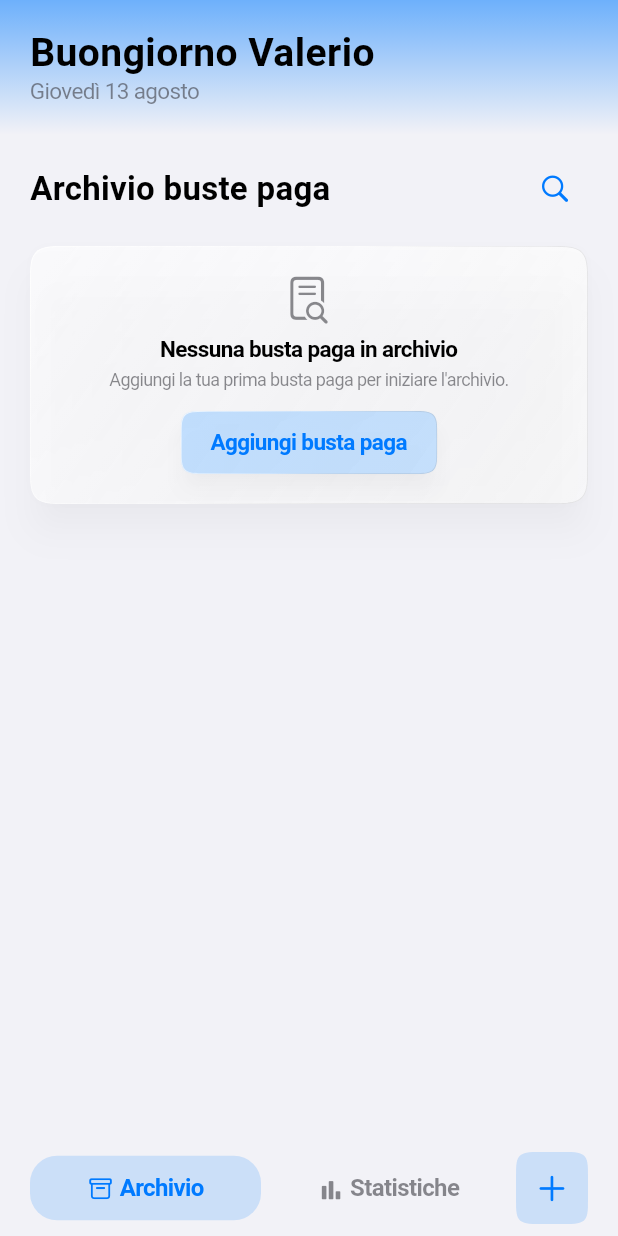
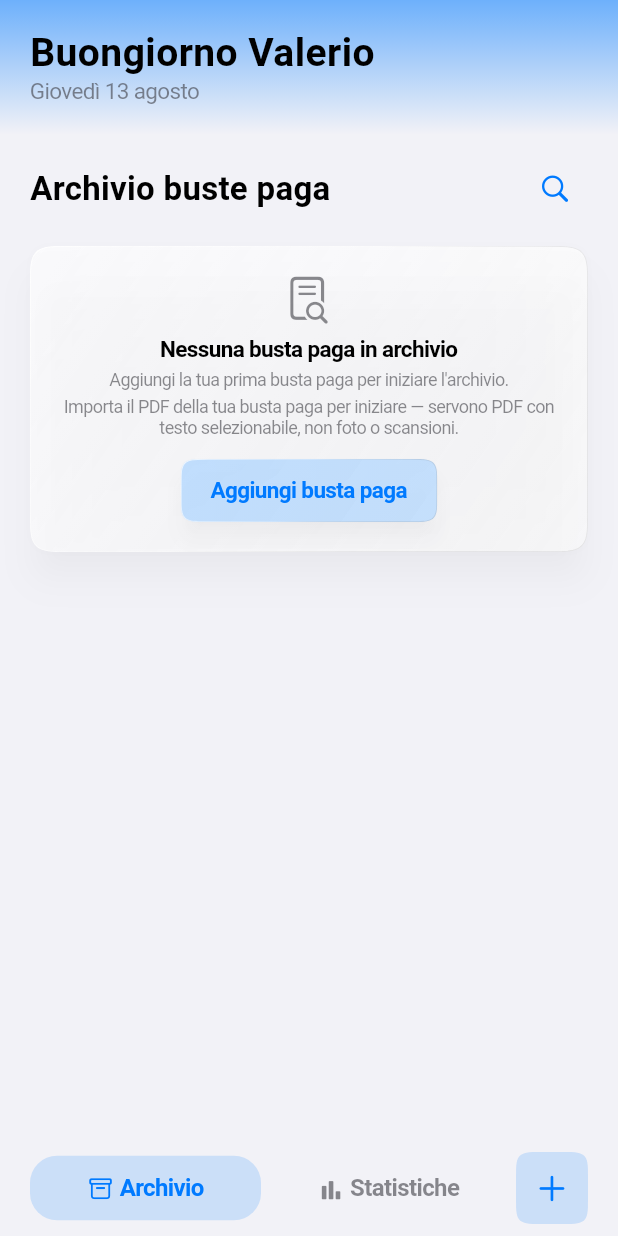
Before and after one commit to valeeerio/buts, a Flutter app: the screen it shows after launch, on a phone screen of 412 x 824 dp. Run offline on Flutter 3.47's test engine with Material 3 defaults, Android fonts, the light colour scheme and no system bars; our stand-ins replace drift, fl_chart, flutter_riverpod, flutter_sticky_header, open_filex, sqlite3_flutter_libs; missing offline and left inert: file_selector, syncfusion_flutter_pdf; accounts and stored records are empty; generated files the repository leaves out were written again.

Commit message:
fix: enhance treatment formatting and add tests for dynamic prefix handling in salary deductions

```diff
--- a/lib/screens/buste_paga/busta_paga_detail_screen.dart
+++ b/lib/screens/buste_paga/busta_paga_detail_screen.dart
@@ -747,8 +747,8 @@ class _BustaPagaDetailScreenState extends ConsumerState<BustaPagaDetailScreen> {
                                             'Nessuna trattenuta', '—')
                                       ]
                                     : corrente.trattenute.entries
-                                        .map((e) => _trattenutaRow(e.key,
-                                            '− € ${formatEuro(e.value)}'))
+                                        .map((e) => _trattenutaRow(
+                                            e.key, formatTrattenuta(e.value)))
                                         .toList(),
                           ),
                         ],
--- a/lib/screens/buste_paga/buste_paga_archivio_view.dart
+++ b/lib/screens/buste_paga/buste_paga_archivio_view.dart
@@ -501,6 +501,16 @@ class _EmptyState extends StatelessWidget {
                     AppColors.labelSecondary, context),
               ),
             ),
+            const SizedBox(height: AppSpacing.xs),
+            Text(
+              'Importa il PDF della tua busta paga per iniziare — servono '
+              'PDF con testo selezionabile, non foto o scansioni.',
+              textAlign: TextAlign.center,
+              style: AppTextStyles.cardLabel.copyWith(
+                color: CupertinoDynamicColor.resolve(
+                    AppColors.labelSecondary, context),
+              ),
+            ),
             const SizedBox(height: AppSpacing.md),
             LiquidGlassButton(
               onPressed: onAdd,
--- a/lib/screens/buste_paga/buste_paga_section_screen.dart
+++ b/lib/screens/buste_paga/buste_paga_section_screen.dart
@@ -206,7 +206,10 @@ class _BustePagaSectionScreenState
     final accent = CupertinoDynamicColor.resolve(AppColors.systemBlue, context);
     return Row(
       children: [
-        SpringButton(
+        Semantics(
+          label: 'Chiudi ricerca',
+          button: true,
+          child: SpringButton(
             onPressed: () => setState(_closeSearch),
             child: Container(
               width: 44,
@@ -216,6 +219,7 @@ class _BustePagaSectionScreenState
                 CupertinoIcons.search,
                 size: 20,
                 color: accent,
+              ),
             ),
           ),
         ),
@@ -420,9 +424,12 @@ class _BustePagaSectionScreenState
                                       ),
                                     ),
                                   ),
-                                  SpringButton(
-                                    onPressed: () =>
-                                        setState(() => _searchActive = true),
+                                  Semantics(
+                                    label: 'Cerca',
+                                    button: true,
+                                    child: SpringButton(
+                                      onPressed: () => setState(
+                                          () => _searchActive = true),
                                       child: Container(
                                         width: 44,
                                         height: 44,
@@ -432,6 +439,7 @@ class _BustePagaSectionScreenState
                                           size: 22,
                                           color: CupertinoDynamicColor.resolve(
                                               AppColors.systemBlue, context),
+                                        ),
                                       ),
                                     ),
                                   ),
@@ -544,10 +552,14 @@ class _BustePagaSidecar extends StatelessWidget {
               ),
             ),
             const SizedBox(width: AppSpacing.sm),
-            SpringButton(
+            Semantics(
+              label: 'Aggiungi busta paga',
+              button: true,
+              child: SpringButton(
                 onPressed: onAdd ?? () {},
                 child: ClipPath(
-                clipper: const SquircleClipper(radius: AppRadius.glassSmall),
+                  clipper:
+                      const SquircleClipper(radius: AppRadius.glassSmall),
                   child: Container(
                     width: 48,
                     height: 48,
@@ -559,6 +571,7 @@ class _BustePagaSidecar extends StatelessWidget {
                             CupertinoIcons.add,
                             size: 24,
                             color: plusAccent,
+                          ),
                   ),
                 ),
               ),
--- a/lib/widgets/busta_paga_documento_chip.dart
+++ b/lib/widgets/busta_paga_documento_chip.dart
@@ -69,7 +69,10 @@ class BustaPagaDocumentoChip extends StatelessWidget {
     final labelPrimary =
         CupertinoDynamicColor.resolve(AppColors.labelPrimary, context);
 
-    return SpringButton(
+    return Semantics(
+      label: 'Apri documento PDF',
+      button: true,
+      child: SpringButton(
         onPressed: () => _apri(context),
         child: LiquidGlassSurface(
           radius: AppRadius.glassSmall,
@@ -93,6 +96,7 @@ class BustaPagaDocumentoChip extends StatelessWidget {
             ],
           ),
         ),
+      ),
     );
   }
 }
```
Also changed, not shown: lib/screens/buste_paga/busta_paga_form_screen.dart (+43 -0 lines), lib/utils/busta_paga_formatting.dart (+21 -0 lines), lib/widgets/busta_paga_hero_card.dart (+10 -2 lines), lib/widgets/trattenuta_edit_row.dart (+33 -12 lines), 1 other file. Lines whose indentation alone changed are shown as unchanged.
